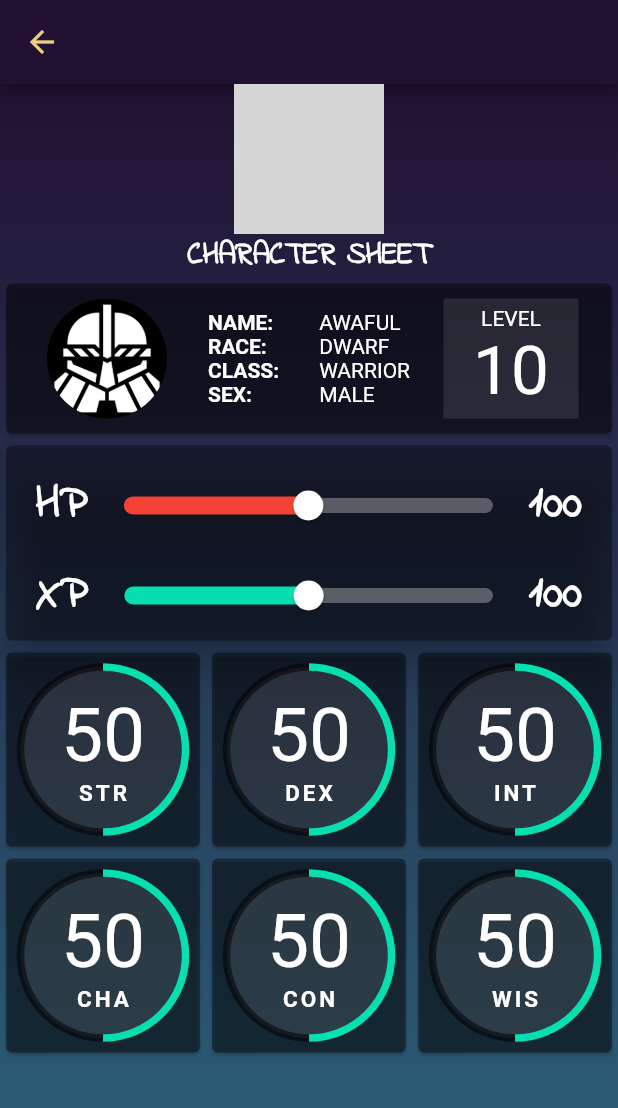
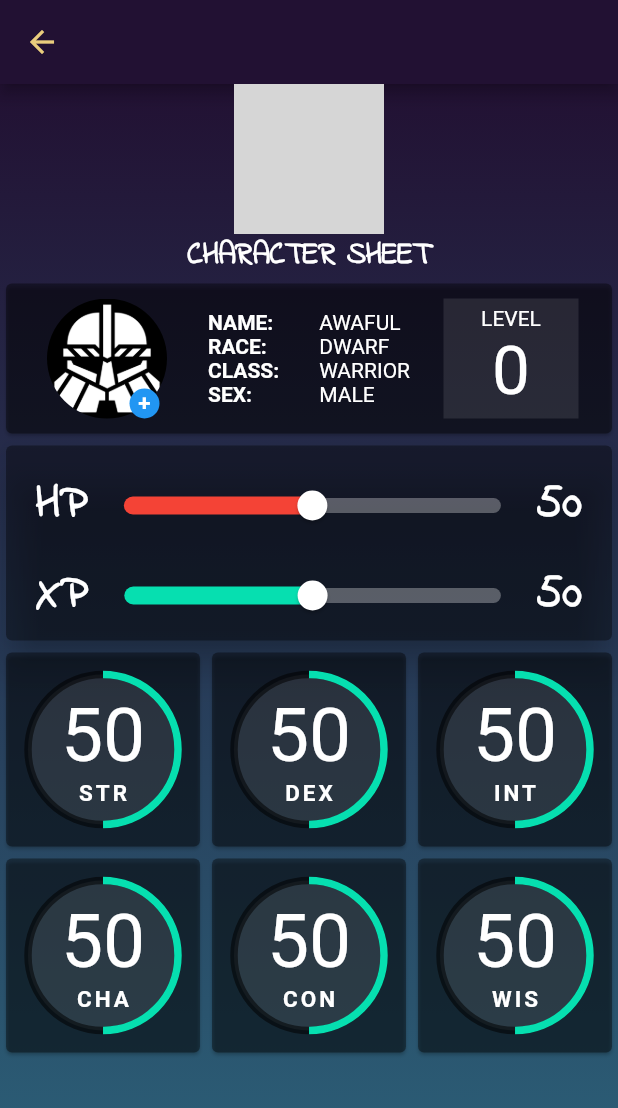
Before and after one commit to jonataasgoomes/rpg_assist, a Flutter app: the CharacterView screen opened directly with empty values, on a phone screen of 412 x 824 dp. Shown: the top 1108 px of the screen. Run offline on Flutter 3.47's test engine with Material 2 defaults, Android fonts, the light colour scheme and no system bars; our stand-ins replace cloud_firestore, firebase_auth, flare_flutter, font_awesome_flutter, google_sign_in; accounts and stored records are empty; network calls fail; grey boxes are pictures that could not be loaded.

Commit message:
playerData fix

```diff
--- a/lib/models/user_model.dart
+++ b/lib/models/user_model.dart
@@ -146,6 +146,7 @@
 
 //usuário logado?
   bool isLoggedIn() {
+    _loadCurrentUser();
     return firebaseUser != null;
   }
 
--- a/lib/screens/adventure/tabs/player/character_card.dart
+++ b/lib/screens/adventure/tabs/player/character_card.dart
@@ -1,25 +1,29 @@
 import 'package:cloud_firestore/cloud_firestore.dart';
 import 'package:flutter/material.dart';
+import 'package:rpg_assist_app/models/adventure_model.dart';
+import 'package:scoped_model/scoped_model.dart';
 
 class CharacterCard extends StatefulWidget {
-  final DocumentSnapshot adventureDoc, playerData;
+  final DocumentSnapshot adventureDoc, userPlayerData, playerData;
   final Map<String, dynamic> userLogged;
 
-  CharacterCard(this.adventureDoc, this.playerData, this.userLogged);
+  CharacterCard(this.adventureDoc, this.userPlayerData,this.userLogged,this.playerData);
 
   @override
   _CharacterCardState createState() =>
-      _CharacterCardState(adventureDoc, playerData, userLogged);
+      _CharacterCardState(adventureDoc, userPlayerData, userLogged,playerData);
 }
 
 class _CharacterCardState extends State<CharacterCard> {
-  final DocumentSnapshot adventureDoc, playerData;
+  final DocumentSnapshot adventureDoc, userPlayerData,playerData;
   final Map<String, dynamic> userLogged;
 
-  _CharacterCardState(this.adventureDoc, this.playerData, this.userLogged);
+  _CharacterCardState(this.adventureDoc, this.userPlayerData, this.userLogged,this.playerData);
 
   @override
   Widget build(BuildContext context) {
+    return ScopedModelDescendant<AdventureModel>(
+      builder: (context,child,adventureModel){
         return Scaffold(
           backgroundColor: Colors.transparent,
           body: ListView(
@@ -38,8 +42,8 @@
                           shape: BoxShape.circle,
                           image: DecorationImage(
                             fit: BoxFit.fill,
-                        image: playerData["photoUrl"] != null
-                            ? NetworkImage(playerData["photoUrl"])
+                            image: userPlayerData["photoUrl"] != null
+                                ? NetworkImage(userPlayerData["photoUrl"])
                                 : AssetImage("images/rpg_icon.png"),
                           )),
                     ),
@@ -68,7 +72,10 @@
                             flex: 1,
                             child: Row(
                                 mainAxisAlignment: MainAxisAlignment.center,
-                          children: [Container(
+                                children: [
+                                  Stack(
+                                    children: <Widget>[
+                                      Container(
                                         margin: EdgeInsets.all(10),
                                         width: 80.0,
                                         height: 80.0,
@@ -76,8 +83,33 @@
                                             shape: BoxShape.circle,
                                             image: DecorationImage(
                                               fit: BoxFit.fill,
-                                  image: AssetImage("images/dwarf-helmet.png"),
+                                              image: AssetImage(
+                                                  "images/dwarf-helmet.png"),
                                             )),
+                                      ),
+                                      Visibility(
+                                        visible: ((adventureDoc["master"] == userLogged["id"])|(userLogged["id"] == playerData["userId"])),
+                                        child: Container(
+                                          margin:
+                                          EdgeInsets.only(left: 65, top: 70),
+                                          width: 20,
+                                          height: 20,
+                                          alignment: Alignment.center,
+                                          decoration: BoxDecoration(
+                                            shape: BoxShape.circle,
+                                            color: Colors.blue,
+                                          ),
+                                          child: Text(
+                                            "+",
+                                            style: TextStyle(
+                                              fontSize: 15,
+                                              fontWeight: FontWeight.bold,
+                                              color: Colors.white,
+                                            ),
+                                          ),
+                                        ),
+                                      )
+                                    ],
                                   ),
                                 ]),
                           ),
@@ -92,28 +124,32 @@
                                     Row(
                                       children: <Widget>[
                                         Text("NAME: ",
-                                        style: TextStyle(color: Colors.white,
+                                            style: TextStyle(
+                                                color: Colors.white,
                                                 fontWeight: FontWeight.bold)),
                                       ],
                                     ),
                                     Row(
                                       children: <Widget>[
                                         Text("RACE: ",
-                                        style: TextStyle(color: Colors.white,
+                                            style: TextStyle(
+                                                color: Colors.white,
                                                 fontWeight: FontWeight.bold)),
                                       ],
                                     ),
                                     Row(
                                       children: <Widget>[
                                         Text("CLASS: ",
-                                        style: TextStyle(color: Colors.white,
+                                            style: TextStyle(
+                                                color: Colors.white,
                                                 fontWeight: FontWeight.bold)),
                                       ],
                                     ),
                                     Row(
                                       children: <Widget>[
                                         Text("SEX: ",
-                                        style: TextStyle(color: Colors.white,
+                                            style: TextStyle(
+                                                color: Colors.white,
                                                 fontWeight: FontWeight.bold)),
                                       ],
                                     ),
@@ -132,21 +168,24 @@
                                     Row(
                                       children: <Widget>[
                                         Text("DWARF",
-                                        style: TextStyle(color: Colors.white,
+                                            style: TextStyle(
+                                              color: Colors.white,
                                             )),
                                       ],
                                     ),
                                     Row(
                                       children: <Widget>[
                                         Text("WARRIOR",
-                                        style: TextStyle(color: Colors.white,
+                                            style: TextStyle(
+                                              color: Colors.white,
                                             )),
                                       ],
                                     ),
                                     Row(
                                       children: <Widget>[
                                         Text("MALE",
-                                        style: TextStyle(color: Colors.white,
+                                            style: TextStyle(
+                                              color: Colors.white,
                                             )),
                                       ],
                                     ),
@@ -171,10 +210,10 @@
                                         "LEVEL",
                                         style: TextStyle(color: Colors.white),
                                       ),
-                                  Text(
-                                    "10",
-                                    style: TextStyle(color: Colors.white,
-                                    fontSize: 45),
+                                      Text( playerData["level"] != null? playerData["level"].toString():
+                                        "50",
+                                        style: TextStyle(
+                                            color: Colors.white, fontSize: 45),
                                       )
                                     ],
                                   ),
@@ -197,8 +236,7 @@
                             Container(
                               margin: EdgeInsets.only(top: 10),
                               child: Row(
-                            mainAxisAlignment:
-                                MainAxisAlignment.spaceBetween,
+                                mainAxisAlignment: MainAxisAlignment.spaceBetween,
                                 children: <Widget>[
                                   Text(
                                     "HP",
@@ -209,9 +247,7 @@
                                         color: Colors.white),
                                   ),
                                   SliderTheme(
-                                data: Theme.of(context)
-                                    .sliderTheme
-                                    .copyWith(
+                                    data: Theme.of(context).sliderTheme.copyWith(
                                         trackHeight: 10,
                                         activeTrackColor: Colors.red,
                                         inactiveTrackColor: Colors.white30,
@@ -227,7 +263,7 @@
                                     ),
                                   ),
                                   Text(
-                                "100",
+                                    "50",
                                     style: TextStyle(
                                         fontWeight: FontWeight.bold,
                                         fontFamily: "IndieFlower",
@@ -239,8 +275,7 @@
                             ),
                             Container(
                               child: Row(
-                            mainAxisAlignment:
-                                MainAxisAlignment.spaceBetween,
+                                mainAxisAlignment: MainAxisAlignment.spaceBetween,
                                 children: <Widget>[
                                   Text(
                                     "XP",
@@ -251,12 +286,10 @@
                                         color: Colors.white),
                                   ),
                                   SliderTheme(
-                                data: Theme.of(context)
-                                    .sliderTheme
-                                    .copyWith(
+                                    data: Theme.of(context).sliderTheme.copyWith(
                                         trackHeight: 10,
-                                        activeTrackColor: Color.fromARGB(
-                                            255, 6, 223, 176),
+                                        activeTrackColor:
+                                        Color.fromARGB(255, 6, 223, 176),
                                         inactiveTrackColor: Colors.white30,
                                         thumbColor: Colors.white,
                                         thumbShape: RoundSliderThumbShape(
@@ -270,7 +303,7 @@
                                     ),
                                   ),
                                   Text(
-                                "100",
+                                    "50",
                                     style: TextStyle(
                                         fontWeight: FontWeight.bold,
                                         fontFamily: "IndieFlower",
@@ -300,11 +333,10 @@
                                       decoration: BoxDecoration(
                                           color: Colors.white10,
                                           shape: BoxShape.circle),
-                                  height: 110,
-                                  width: 110,
+                                      height: 100,
+                                      width: 100,
                                       child: CircularProgressIndicator(
-                                    valueColor: AlwaysStoppedAnimation<
-                                            Color>(
+                                        valueColor: AlwaysStoppedAnimation<Color>(
                                             Color.fromARGB(255, 6, 223, 176)),
                                         backgroundColor: Colors.black54,
                                         strokeWidth: 5,
@@ -347,11 +379,10 @@
                                       decoration: BoxDecoration(
                                           color: Colors.white10,
                                           shape: BoxShape.circle),
-                                  height: 110,
-                                  width: 110,
+                                      height: 100,
+                                      width: 100,
                                       child: CircularProgressIndicator(
-                                    valueColor: AlwaysStoppedAnimation<
-                                            Color>(
+                                        valueColor: AlwaysStoppedAnimation<Color>(
                                             Color.fromARGB(255, 6, 223, 176)),
                                         backgroundColor: Colors.black54,
                                         strokeWidth: 5,
@@ -395,11 +426,10 @@
                                       decoration: BoxDecoration(
                                           color: Colors.white10,
                                           shape: BoxShape.circle),
-                                  height: 110,
-                                  width: 110,
+                                      height: 100,
+                                      width: 100,
                                       child: CircularProgressIndicator(
-                                    valueColor: AlwaysStoppedAnimation<
-                                            Color>(
+                                        valueColor: AlwaysStoppedAnimation<Color>(
                                             Color.fromARGB(255, 6, 223, 176)),
                                         backgroundColor: Colors.black54,
                                         strokeWidth: 5,
@@ -443,11 +473,10 @@
                                       decoration: BoxDecoration(
                                           color: Colors.white10,
                                           shape: BoxShape.circle),
-                                  height: 110,
-                                  width: 110,
+                                      height: 100,
+                                      width: 100,
                                       child: CircularProgressIndicator(
-                                    valueColor: AlwaysStoppedAnimation<
-                                            Color>(
+                                        valueColor: AlwaysStoppedAnimation<Color>(
                                             Color.fromARGB(255, 6, 223, 176)),
                                         backgroundColor: Colors.black54,
                                         strokeWidth: 5,
@@ -491,11 +520,10 @@
                                       decoration: BoxDecoration(
                                           color: Colors.white10,
                                           shape: BoxShape.circle),
-                                  height: 110,
-                                  width: 110,
+                                      height: 100,
+                                      width: 100,
                                       child: CircularProgressIndicator(
-                                    valueColor: AlwaysStoppedAnimation<
-                                            Color>(
+                                        valueColor: AlwaysStoppedAnimation<Color>(
                                             Color.fromARGB(255, 6, 223, 176)),
                                         backgroundColor: Colors.black54,
                                         strokeWidth: 5,
@@ -539,11 +567,10 @@
                                       decoration: BoxDecoration(
                                           color: Colors.white10,
                                           shape: BoxShape.circle),
-                                  height: 110,
-                                  width: 110,
+                                      height: 100,
+                                      width: 100,
                                       child: CircularProgressIndicator(
-                                    valueColor: AlwaysStoppedAnimation<
-                                            Color>(
+                                        valueColor: AlwaysStoppedAnimation<Color>(
                                             Color.fromARGB(255, 6, 223, 176)),
                                         backgroundColor: Colors.black54,
                                         strokeWidth: 5,
@@ -586,5 +613,7 @@
             ],
           ),
         );
+      },
+    );
   }
 }
--- a/lib/screens/adventure/tabs/player/character_view.dart
+++ b/lib/screens/adventure/tabs/player/character_view.dart
@@ -4,10 +4,10 @@
 import 'character_card.dart';
 
 class CharacterView extends StatelessWidget {
-  final DocumentSnapshot adventureDoc, playerData;
+  final DocumentSnapshot adventureDoc, userPlayerData, playerData;
   final Map<String, dynamic> userLogged;
 
-  const CharacterView(this.adventureDoc, this.playerData, this.userLogged) ;
+  const CharacterView(this.adventureDoc, this.userPlayerData, this.userLogged, this.playerData) ;
 
   @override
   Widget build(BuildContext context) {
@@ -16,7 +16,7 @@
         backgroundColor: Color.fromARGB(255, 34, 17, 51),
         iconTheme: IconThemeData(color: Color.fromARGB(255, 234, 205, 125)),
         centerTitle: true,
-        title: Text(playerData["name"],style: TextStyle(color: Color.fromARGB(255, 234, 205, 125)),),
+        title: Text(userPlayerData["name"],style: TextStyle(color: Color.fromARGB(255, 234, 205, 125)),),
       ),
       body: Stack(
           children: <Widget>[
@@ -32,7 +32,7 @@
                 ),
               ),
             ),
-            CharacterCard(adventureDoc, playerData, userLogged),
+            CharacterCard(adventureDoc, userPlayerData, userLogged,playerData),
           ]
       )
     );
--- a/lib/screens/adventure/tabs/player/player_screen.dart
+++ b/lib/screens/adventure/tabs/player/player_screen.dart
@@ -8,21 +8,21 @@
 import 'test.dart';
 
 class PlayerScreen extends StatefulWidget {
-  final DocumentSnapshot adventureDoc, playerData;
+  final DocumentSnapshot adventureDoc, userPlayerData, playerData;
   final Map<String, dynamic> userLogged;
 
-  PlayerScreen(this.adventureDoc, this.playerData, this.userLogged);
+  PlayerScreen(this.adventureDoc, this.userPlayerData, this.userLogged, this.playerData);
 
   @override
   _PlayerScreenState createState() =>
-      _PlayerScreenState(adventureDoc, playerData, userLogged);
+      _PlayerScreenState(adventureDoc, userPlayerData, userLogged,playerData);
 }
 
 class _PlayerScreenState extends State<PlayerScreen> {
-  final DocumentSnapshot adventureDoc, playerData;
+  final DocumentSnapshot adventureDoc, userPlayerData,playerData;
   final Map<String, dynamic> userLogged;
 
-  _PlayerScreenState(this.adventureDoc, this.playerData, this.userLogged);
+  _PlayerScreenState(this.adventureDoc, this.userPlayerData, this.userLogged,this.playerData);
 
   @override
   Widget build(BuildContext context) {
@@ -54,7 +54,7 @@
             ),
             PageView(
               children: <Widget>[
-                CharacterCard(adventureDoc, playerData, userLogged),
+                CharacterCard(adventureDoc, userPlayerData,userLogged,playerData),
                 Messages(),
                 Combat(adventureDoc,userLogged),
               ],
--- a/lib/screens/adventure/tabs/player/players_tab.dart
+++ b/lib/screens/adventure/tabs/player/players_tab.dart
@@ -272,12 +272,12 @@
                                                                       return Navigator.push(
                                                                           context,
                                                                           MaterialPageRoute(
-                                                                              builder: (context) => PlayerScreen(adventureDoc, snapshot.data, user)));
+                                                                              builder: (context) => PlayerScreen(adventureDoc, snapshot.data, user,playerSnapshot.data.documents[index] )));
                                                                     } else {
                                                                       Navigator.push(
                                                                           context,
                                                                           MaterialPageRoute(
-                                                                              builder: (context) => CharacterView(adventureDoc, snapshot.data, user)));
+                                                                              builder: (context) => CharacterView(adventureDoc, snapshot.data, user,playerSnapshot.data.documents[index])));
                                                                     }
                                                                   },
                                                                   child:
--- a/lib/screens/splash_screen.dart
+++ b/lib/screens/splash_screen.dart
@@ -3,9 +3,7 @@
 import 'package:rpg_assist_app/screens/login/login_screen.dart';
 
 class SplashScreen extends StatefulWidget {
-
-
-  @override
+    @override
   _SplashScreenState createState() => _SplashScreenState();
 }
 
```
Lines whose indentation alone changed are shown as unchanged.
